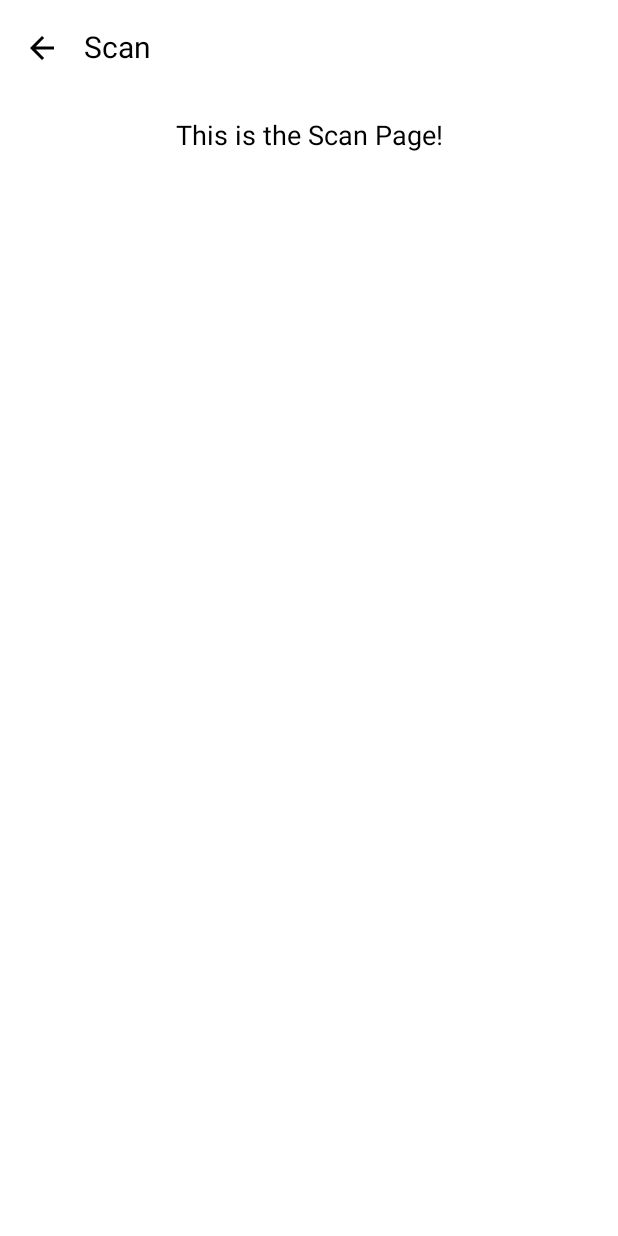
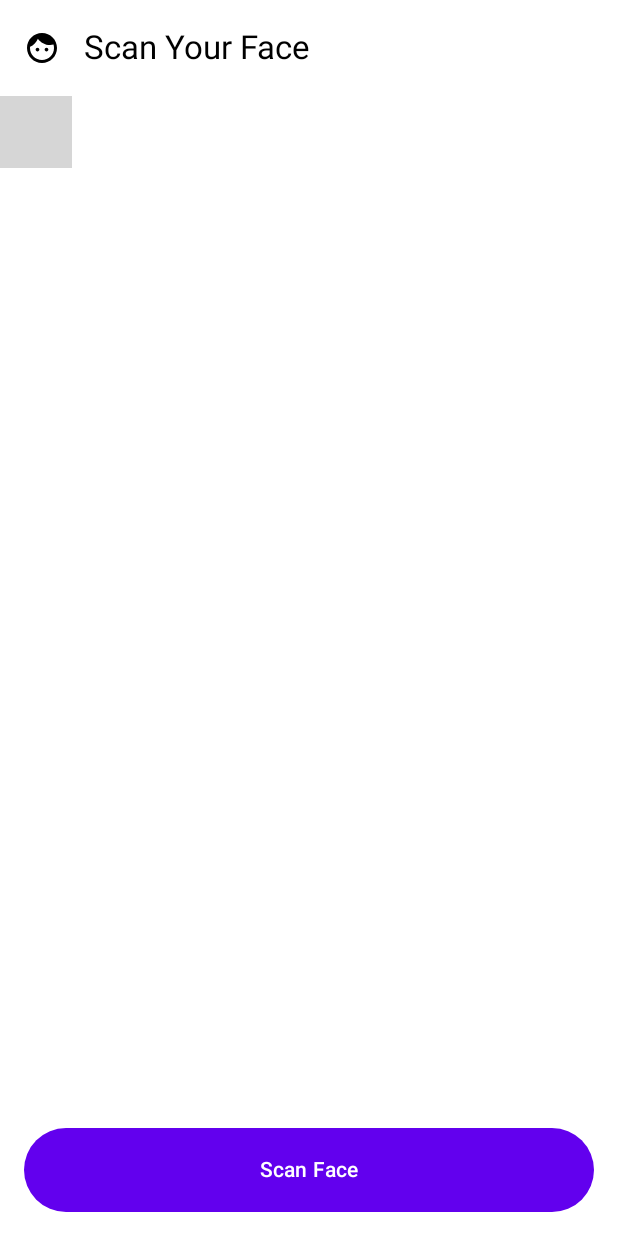
Before and after one commit to MilburnJ/FacialFeatures, an Android app built with Jetpack Compose: the ScanScreen screen opened through its navigation route, on a phone screen of 412 x 824 dp. Before the commit the screen is almost empty. Run offline under Robolectric (Android 15) with nearby library versions, the phone set to English and light mode, and no system bars; libraries missing offline, so code that uses them is left out: androidx.camera.core, androidx.camera.lifecycle, androidx.camera.view; 3 statements that could not run were skipped; grey boxes are pictures that could not be loaded.

Commit message:
added scan function

```diff
--- a/app/src/main/java/com/example/facialfeatures/navigation/AppNavGraph.kt
+++ b/app/src/main/java/com/example/facialfeatures/navigation/AppNavGraph.kt
@@ -10,6 +10,7 @@ import com.example.facialfeatures.ui.screens.ScanUploadScreen
 import com.example.facialfeatures.ui.screens.SkinSurveyScreen
 import com.example.facialfeatures.ui.screens.UploadScreen
 import com.example.facialfeatures.ui.screens.ScanScreen
+import com.example.facialfeatures.ui.screens.ResultScreen
 
 @Composable
 fun AppNavGraph(navController: NavHostController) {
@@ -39,7 +40,11 @@ fun AppNavGraph(navController: NavHostController) {
             UploadScreen(onNavigateBack = { navController.popBackStack() })
         }
         composable("scan") {
-            ScanScreen(onNavigateBack = { navController.popBackStack() })
+            ScanScreen(onNavigateToResult = { navController.navigate("result")},
+                onNavigateBack = { navController.popBackStack()} )
+        }
+        composable("result") {
+            ResultScreen(onNavigateBack = { navController.popBackStack() })
         }
 
     }
--- a/app/src/main/java/com/example/facialfeatures/ui/screens/ScanScreen.kt
+++ b/app/src/main/java/com/example/facialfeatures/ui/screens/ScanScreen.kt
@@ -1,43 +1,137 @@
 package com.example.facialfeatures.ui.screens
 
+import android.Manifest
+import android.content.pm.PackageManager
+import android.util.Log
+import android.view.ViewGroup
+import androidx.camera.core.CameraSelector
+import androidx.camera.lifecycle.ProcessCameraProvider
+import androidx.camera.view.PreviewView
 import androidx.compose.foundation.layout.*
+import androidx.compose.material.icons.Icons
+import androidx.compose.material.icons.filled.Face
 import androidx.compose.material3.*
-import androidx.compose.runtime.Composable
+import androidx.compose.runtime.*
 import androidx.compose.ui.Alignment
 import androidx.compose.ui.Modifier
+import androidx.compose.ui.platform.LocalContext
+import androidx.compose.ui.viewinterop.AndroidView
 import androidx.compose.ui.unit.dp
-import androidx.compose.ui.unit.sp
-import androidx.compose.material.icons.Icons
-import androidx.compose.material.icons.filled.ArrowBack
-
+import androidx.activity.compose.rememberLauncherForActivityResult
+import androidx.activity.result.contract.ActivityResultContracts
+import androidx.core.content.ContextCompat
+import androidx.lifecycle.LifecycleOwner
+import androidx.navigation.NavController
 
 @OptIn(ExperimentalMaterial3Api::class)
 @Composable
-fun ScanScreen(onNavigateBack: () -> Unit) {
+fun ScanScreen(   onNavigateToResult: () -> Unit, onNavigateBack: () -> Unit) {
+    val context = LocalContext.current
+    var permissionGranted by remember { mutableStateOf(false) }
+
+    // Launcher for runtime permission request
+    val cameraPermissionLauncher = rememberLauncherForActivityResult(
+        contract = ActivityResultContracts.RequestPermission()
+    ) { isGranted ->
+        permissionGranted = isGranted
+    }
+
+    // Check for camera permission and request if not granted
+    LaunchedEffect(Unit) {
+        if (ContextCompat.checkSelfPermission(context, Manifest.permission.CAMERA)
+            == PackageManager.PERMISSION_GRANTED
+        ) {
+            permissionGranted = true
+        } else {
+            cameraPermissionLauncher.launch(Manifest.permission.CAMERA)
+        }
+    }
+
     Scaffold(
         topBar = {
             TopAppBar(
-                title = { Text(text = "Scan", fontSize = 20.sp) },
+                title = { Text("Scan Your Face") },
                 navigationIcon = {
                     IconButton(onClick = onNavigateBack) {
-                        Icon(
-                            imageVector = Icons.Default.ArrowBack,
-                            contentDescription = "Back"
-                        )
+                        Icon(Icons.Default.Face, contentDescription = "Back")
                     }
                 }
             )
         },
         content = { innerPadding ->
-            Column(
-                modifier = Modifier
-                    .fillMaxSize()
-                    .padding(innerPadding)
-                    .padding(16.dp),
-                horizontalAlignment = Alignment.CenterHorizontally
-            ) {
-                Text(text = "This is the Scan Page!")
+            if (permissionGranted) {
+                Box(
+                    modifier = Modifier
+                        .fillMaxSize()
+                        .padding(innerPadding)
+                ) {
+                    // Camera Preview
+                    CameraPreview(modifier = Modifier.fillMaxSize())
+
+                    // Scan Face Button
+                    Button(
+                        onClick = onNavigateToResult,
+                        modifier = Modifier
+                            .align(Alignment.BottomCenter)
+                            .padding(16.dp)
+                            .fillMaxWidth()
+                            .height(56.dp)
+                    ) {
+                        Text("Scan Face")
+                    }
+                }
+            } else {
+                Text(
+                    "Camera permission is required to use this feature.",
+                    color = MaterialTheme.colorScheme.error,
+                    modifier = Modifier.padding(16.dp)
+                )
             }
         }
     )
 }
+
+@Composable
+fun CameraPreview(modifier: Modifier = Modifier) {
+    val context = LocalContext.current
+    val lifecycleOwner = LocalContext.current as LifecycleOwner
+
+    AndroidView(
+        modifier = modifier,
+        factory = { ctx ->
+            val previewView = PreviewView(ctx).apply {
+                layoutParams = ViewGroup.LayoutParams(
+                    ViewGroup.LayoutParams.MATCH_PARENT,
+                    ViewGroup.LayoutParams.MATCH_PARENT
+                )
+            }
+
+            val cameraProviderFuture = ProcessCameraProvider.getInstance(ctx)
+
+            cameraProviderFuture.addListener({
+                val cameraProvider = cameraProviderFuture.get()
+
+                // Front-facing camera
+                val cameraSelector = CameraSelector.Builder()
+                    .requireLensFacing(CameraSelector.LENS_FACING_FRONT)
+                    .build()
+
+                val preview = androidx.camera.core.Preview.Builder().build()
+                preview.setSurfaceProvider(previewView.surfaceProvider)
+
+                try {
+                    cameraProvider.unbindAll()
+                    cameraProvider.bindToLifecycle(
+                        lifecycleOwner,
+                        cameraSelector,
+                        preview
+                    )
+                } catch (exc: Exception) {
+                    Log.e("CameraPreview", "Use case binding failed", exc)
+                }
+            }, ContextCompat.getMainExecutor(ctx))
+
+            previewView
+        }
+    )
+}
```
Also changed, not shown: app/build.gradle.kts (+8 -0 lines), app/src/main/AndroidManifest.xml (+6 -2 lines), app/src/main/java/com/example/facialfeatures/ui/screens/ResultScreen.kt (added, +39 -0 lines).
